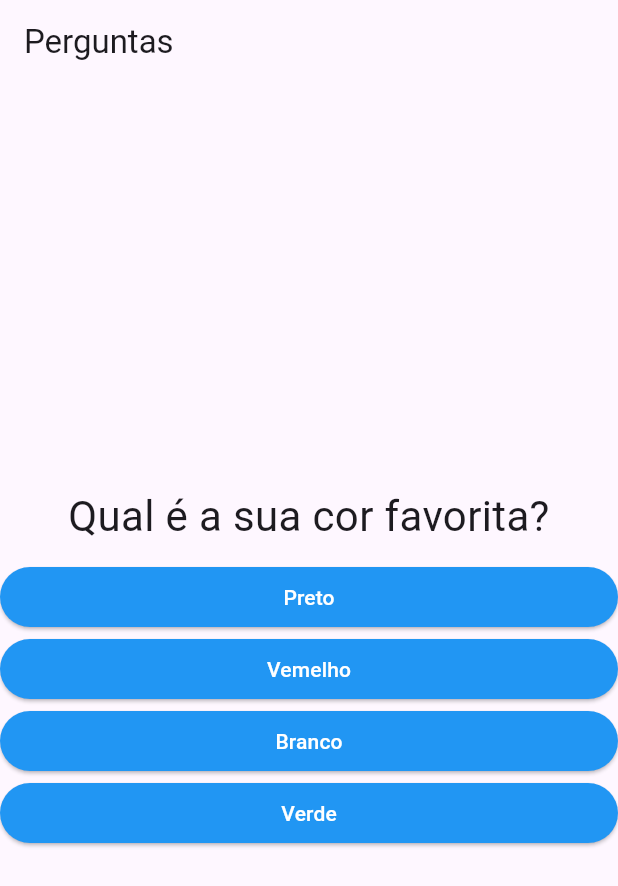
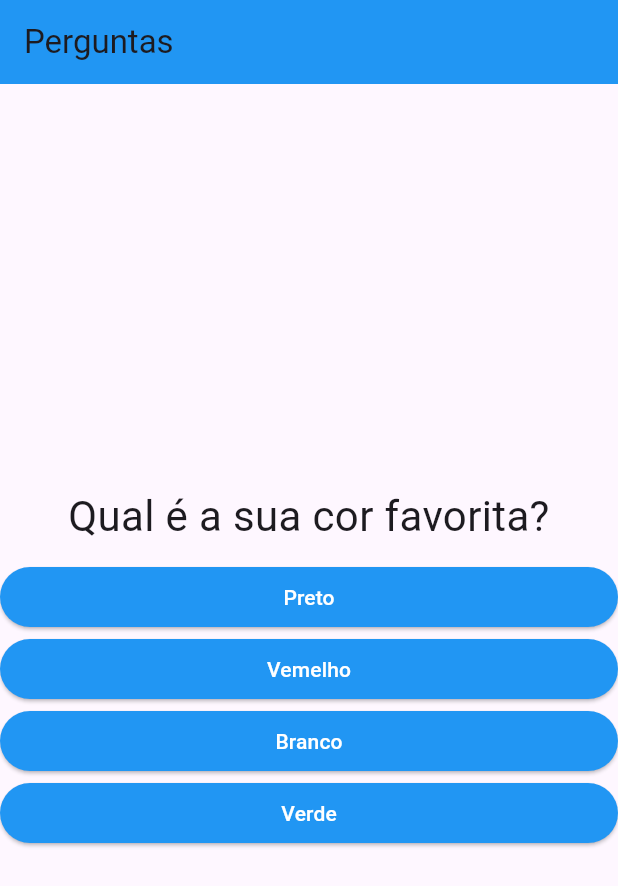
Before and after one commit to AlexandreFel1pe/curso_flutter, a Flutter app: the screen it shows after launch, on a phone screen of 412 x 824 dp. Shown: the top 886 px of the screen. Run offline on Flutter 3.47's test engine with Material 3 defaults, Android fonts, the phone set to English and light mode, and no system bars.

Commit message:
completed projeto_perguntas

```diff
--- a/projeto_perguntas/lib/main.dart
+++ b/projeto_perguntas/lib/main.dart
@@ -70,7 +70,10 @@ class _PerguntaAppState extends State<PerguntaApp> {
   Widget build(BuildContext context) {
     return MaterialApp(
       home: Scaffold(
-        appBar: AppBar(title: Text('Perguntas')),
+        appBar: AppBar(
+          title: Text('Perguntas'),
+          backgroundColor: Colors.blue,
+        ),
         body: temPerguntaSelecionada
             ? Questionario(
                 perguntas: _perguntas,
```
Also changed, not shown: projeto_perguntas/lib/questionario.dart (indentation only).
